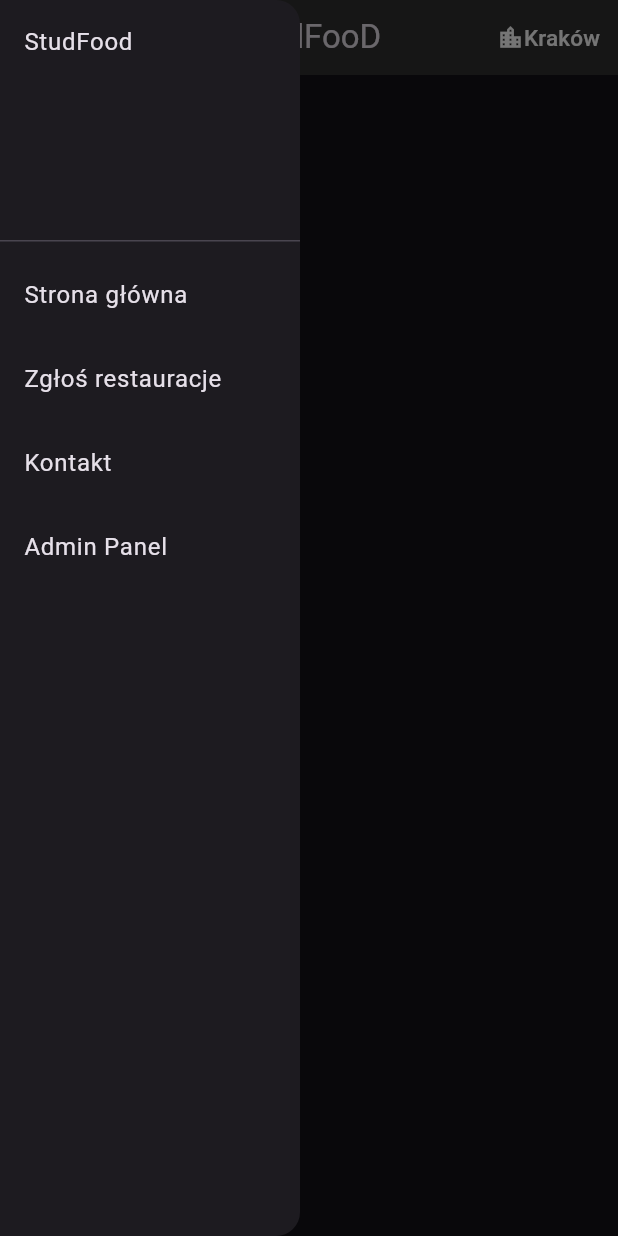
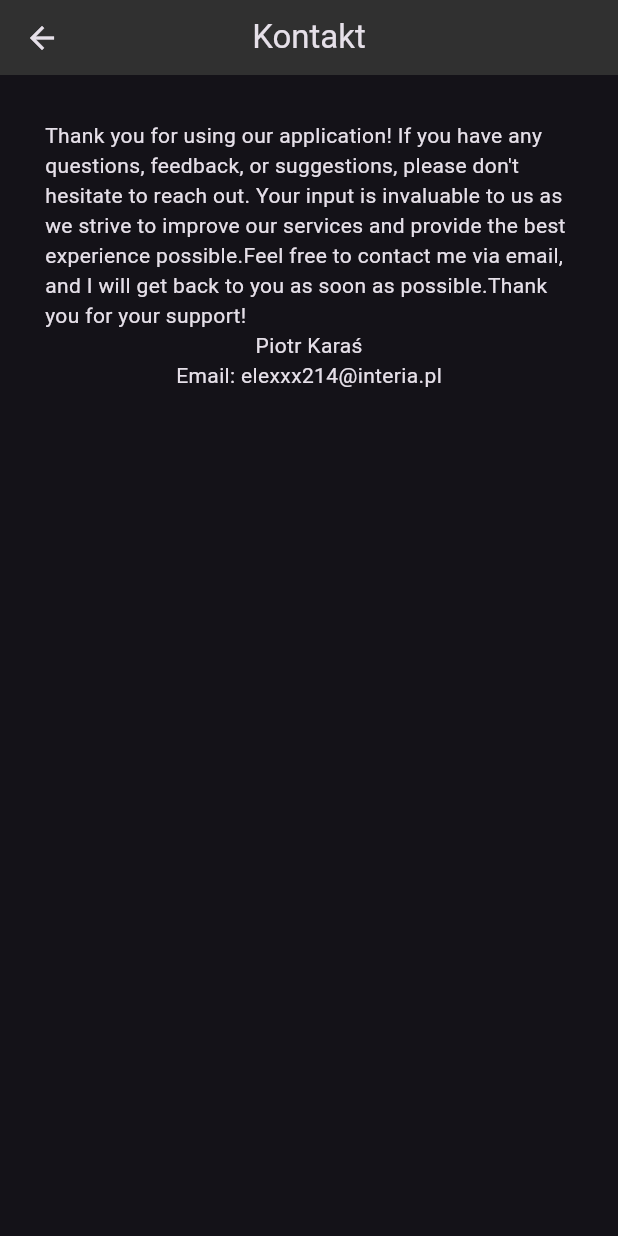
Before and after one commit to EleXxX214/studfood_final, a Flutter app: the screen it shows after launch, in the side drawer, after a tap on "Kontakt", on a phone screen of 412 x 824 dp. Run offline on Flutter 3.47's test engine with Material 3 defaults, Android fonts, the phone set to English and light mode, and no system bars; our stand-ins replace cloud_firestore, firebase_core, firebase_storage, google_maps_flutter, logger; missing offline and left inert: number_editing_controller; accounts and stored records are empty.

Commit message:
added contact page and weekdays in homepage

```diff
--- a/lib/components/main_appbar.dart
+++ b/lib/components/main_appbar.dart
@@ -8,6 +8,20 @@ class MyAppBar extends StatelessWidget implements PreferredSizeWidget {
 
   @override
   Widget build(BuildContext context) {
+    DateTime today = DateTime.now();
+
+    var weekday = today.weekday;
+
+    List<String> weekdays = [
+      'Poniedziałek',
+      'Wtorek',
+      'Środa',
+      'Czwartek',
+      'Piątek',
+      'Sobota',
+      'Niedziela'
+    ];
+
     return AppBar(
       backgroundColor: Colors.grey[850],
       centerTitle: true,
@@ -15,6 +29,7 @@ class MyAppBar extends StatelessWidget implements PreferredSizeWidget {
       actions: [
         Row(
           children: [
+            Text(weekdays[weekday - 1]),
             cityPickerButton(context),
           ],
         ),
--- a/lib/components/my_drawer.dart
+++ b/lib/components/my_drawer.dart
@@ -25,7 +25,9 @@ class MyDrawer extends StatelessWidget {
             ),
             ListTile(
               title: const Text("Kontakt"),
-              onTap: () {},
+              onTap: () {
+                Navigator.pushNamed(context, 'ContactPage');
+              },
             ),
             ListTile(
               title: const Text("Admin Panel"),
--- a/lib/main.dart
+++ b/lib/main.dart
@@ -7,6 +7,7 @@ import 'package:studfood/pages/restaurantpage.dart';
 import 'package:studfood/pages/adminpage.dart';
 import 'package:studfood/pages/mappage.dart';
 import 'package:studfood/pages/discountspage.dart';
+import 'package:studfood/pages/contactpage.dart';
 
 void main() async {
   WidgetsFlutterBinding.ensureInitialized();
@@ -39,9 +40,12 @@ class MainApp extends StatelessWidget {
           case 'DiscountsPage':
             final String docId = settings.arguments as String;
             return MaterialPageRoute(
-                builder: (context) => DiscountsPage(
-                      docId: docId,
-                    ));
+              builder: (context) => DiscountsPage(
+                docId: docId,
+              ),
+            );
+          case "ContactPage":
+            return MaterialPageRoute(builder: (context) => const ContactPage());
           default:
             return null;
         }
--- /dev/null
+++ b/lib/pages/contactpage.dart
@@ -0,0 +1,27 @@
+import 'package:flutter/material.dart';
+import 'package:studfood/components/custom_appbar.dart';
+
+class ContactPage extends StatelessWidget {
+  const ContactPage({super.key});
+
+  @override
+  Widget build(BuildContext context) {
+    return const Scaffold(
+      appBar: CustomAppBar(title: "Kontakt"),
+      body: Column(
+        children: [
+          Padding(
+              padding: EdgeInsets.all(30),
+              child: Column(
+                children: [
+                  Text(
+                      "Thank you for using our application! If you have any questions, feedback, or suggestions, please don't hesitate to reach out. Your input is invaluable to us as we strive to improve our services and provide the best experience possible.Feel free to contact me via email, and I will get back to you as soon as possible.Thank you for your support!"),
+                  Text("Piotr Karaś"),
+                  Text("Email: elexxx214@interia.pl")
+                ],
+              )),
+        ],
+      ),
+    );
+  }
+}
```
